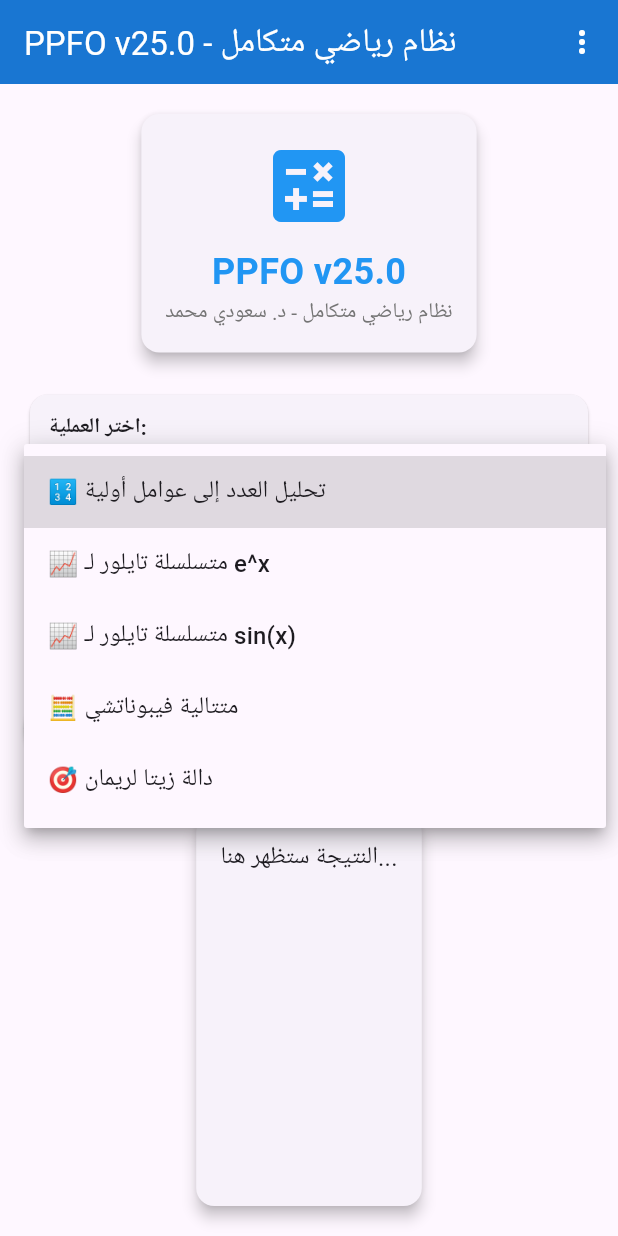
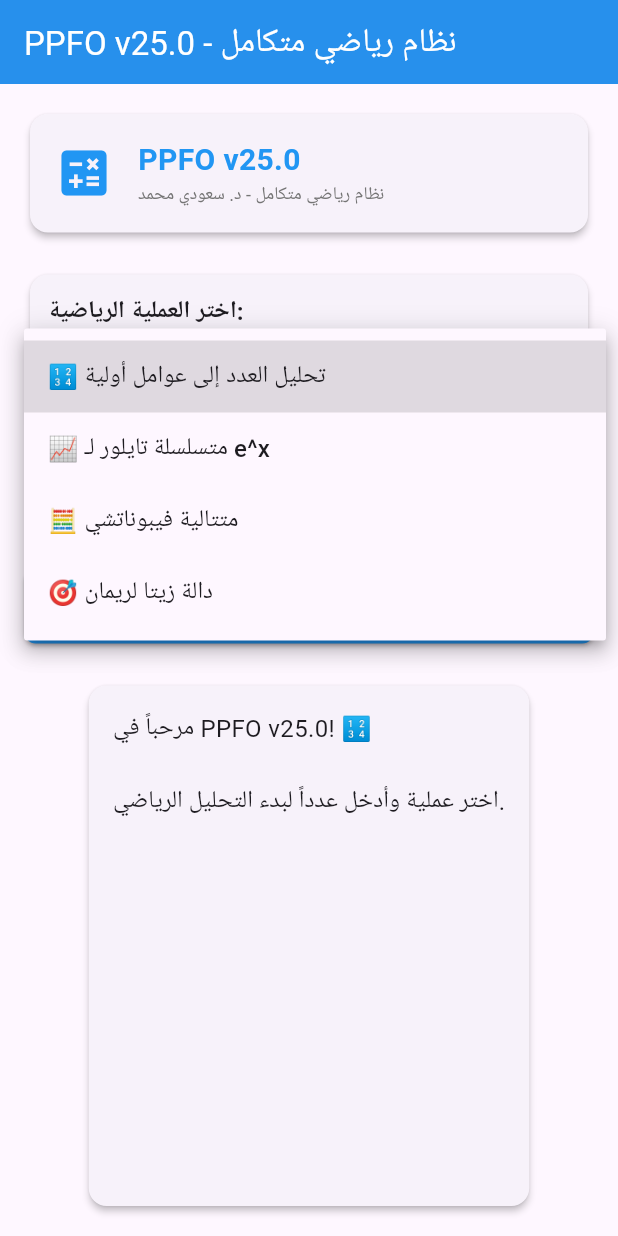
Before and after one commit to setifmohamedsaoudi/Ppfo, a Flutter app: the screen it shows after launch, after a tap on "🔢 تحليل العدد إلى عوامل أولية", on a phone screen of 412 x 824 dp. Run offline on Flutter 3.47's test engine with Material 3 defaults, Android fonts, the phone set to English and light mode, and no system bars.

Commit message:
Update home_screen.dart

```diff
--- a/lib/screens/home_screen.dart
+++ b/lib/screens/home_screen.dart
@@ -11,7 +11,7 @@ class HomeScreen extends StatefulWidget {
 class _HomeScreenState extends State<HomeScreen> {
   final MathEngine mathEngine = MathEngine();
   final TextEditingController _numberController = TextEditingController();
-  String _result = 'النتيجة ستظهر هنا...';
+  String _result = 'مرحباً في PPFO v25.0! 🔢\n\nاختر عملية وأدخل عدداً لبدء التحليل الرياضي.';
   bool _isCalculating = false;
   String _selectedOperation = 'factorize';
 
@@ -20,7 +20,7 @@ class _HomeScreenState extends State<HomeScreen> {
 
     setState(() {
       _isCalculating = true;
-      _result = 'جاري الحساب...';
+      _result = 'جاري الحساب... ⏳';
     });
 
     Future.delayed(const Duration(milliseconds: 100), () {
@@ -31,57 +31,67 @@ class _HomeScreenState extends State<HomeScreen> {
         switch (_selectedOperation) {
           case 'factorize':
             final number = int.tryParse(input) ?? 0;
+            if (number < 2) {
+              result = '❌ الرجاء إدخال عدد أكبر من 1';
+            } else {
               final factors = mathEngine.factorize(number);
               final isPrime = mathEngine.isPrime(number);
               result = '''
-🔢 العدد: $number
-${isPrime ? '✅ أولي' : '🔸 مركب'}
+🔢 **العدد:** $number
+${isPrime ? '✅ **عدد أولي**' : '🔸 **عدد مركب**'}
 
-📊 العوامل الأولية: $factors
+📊 **العوامل الأولية:** $factors
 
-🧮 التحليل: ${mathEngine.getFactorizationString(factors)}
+🧮 **التحليل:** ${mathEngine.getFactorizationString(factors)}
 ''';
+            }
             break;
 
           case 'taylor_exp':
             final x = double.tryParse(input) ?? 0;
             final value = mathEngine.taylorExp(x);
             result = '''
-📈 متسلسلة تايلور لـ e^$x
-القيمة التقريبية: ${value.toStringAsFixed(6)}
-القيمة الحقيقية: ${mathEngine.taylorExp(x, terms: 20).toStringAsFixed(6)}
-''';
-            break;
+📈 **متسلسلة تايلور لـ e^$x**
 
-          case 'taylor_sin':
-            final x = double.tryParse(input) ?? 0;
-            final value = mathEngine.taylorSin(x);
-            result = '''
-📈 متسلسلة تايلور لـ sin($x)
-القيمة التقريبية: ${value.toStringAsFixed(6)}
+**القيمة التقريبية:** ${value.toStringAsFixed(6)}
+**الدقة (10 حدود):** ${mathEngine.taylorExp(x, terms: 10).toStringAsFixed(6)}
+**الدقة (20 حدود):** ${mathEngine.taylorExp(x, terms: 20).toStringAsFixed(6)}
 ''';
             break;
 
           case 'fibonacci':
             final n = int.tryParse(input) ?? 0;
+            if (n < 0) {
+              result = '❌ الرجاء إدخال عدد غير سالب';
+            } else {
               final value = mathEngine.fibonacci(n);
               result = '''
-🧮 متتالية فيبوناتشي
-F($n) = $value
+🧮 **متتالية فيبوناتشي**
+
+**F($n) =** $value
 ''';
+            }
             break;
 
           case 'zeta':
             final s = double.tryParse(input) ?? 2;
+            if (s <= 1) {
+              result = '❌ دالة زيتا غير معرفة لـ s ≤ 1';
+            } else {
               final value = mathEngine.zeta(s);
               result = '''
-🎯 دالة زيتا لريمان
-ζ($s) ≈ ${value.toStringAsFixed(6)}
+🎯 **دالة زيتا لريمان**
+
+**ζ($s) ≈** ${value.toStringAsFixed(6)}
+**الدقة (100 حد):** ${mathEngine.zeta(s, terms: 100).toStringAsFixed(6)}
 ''';
+            }
             break;
         }
 
-        result += '\nتم الحساب بواسطة PPFO v25.0 - د. سعودي محمد';
+        if (!result.contains('❌')) {
+          result += '\n\n---\n*تم الحساب بواسطة PPFO v25.0 - د. سعودي محمد*';
+        }
 
         setState(() {
           _isCalculating = false;
@@ -90,7 +100,7 @@ F($n) = $value
       } catch (e) {
         setState(() {
           _isCalculating = false;
-          _result = '❌ خطأ في الحساب: $e';
+          _result = '❌ **خطأ في الحساب:** $e\n\nالرجاء التحقق من المدخلات والمحاولة مرة أخرى.';
         });
       }
     });
@@ -101,21 +111,9 @@ F($n) = $value
     return Scaffold(
       appBar: AppBar(
         title: const Text('PPFO v25.0 - نظام رياضي متكامل'),
-        backgroundColor: Colors.blue[700],
+        backgroundColor: Colors.blue,
         foregroundColor: Colors.white,
-        actions: [
-          PopupMenuButton<String>(
-            onSelected: (value) {
-              // التنقل بين الشاشات
-            },
-            itemBuilder: (BuildContext context) => [
-              const PopupMenuItem<String>(
-                value: 'about',
-                child: Text('عن التطبيق'),
-              ),
-            ],
-          ),
-        ],
+        elevation: 4,
       ),
       body: Padding(
         padding: const EdgeInsets.all(16.0),
@@ -123,17 +121,21 @@ F($n) = $value
           children: [
             // شعار التطبيق
             Card(
-              elevation: 4,
+              elevation: 2,
               child: Padding(
                 padding: const EdgeInsets.all(16.0),
+                child: Row(
+                  children: [
+                    const Icon(Icons.calculate, size: 40, color: Colors.blue),
+                    const SizedBox(width: 16),
+                    Expanded(
                       child: Column(
+                        crossAxisAlignment: CrossAxisAlignment.start,
                         children: [
-                    const Icon(Icons.calculate, size: 64, color: Colors.blue),
-                    const SizedBox(height: 8),
                           const Text(
                             'PPFO v25.0',
                             style: TextStyle(
-                        fontSize: 24,
+                              fontSize: 20,
                               fontWeight: FontWeight.bold,
                               color: Colors.blue,
                             ),
@@ -141,10 +143,12 @@ F($n) = $value
                           Text(
                             'نظام رياضي متكامل - د. سعودي محمد',
                             style: TextStyle(
-                        fontSize: 14,
+                              fontSize: 12,
                               color: Colors.grey[600],
                             ),
-                      textAlign: TextAlign.center,
+                          ),
+                        ],
+                      ),
                     ),
                   ],
                 ),
@@ -155,14 +159,18 @@ F($n) = $value
 
             // اختيار العملية
             Card(
+              elevation: 2,
               child: Padding(
                 padding: const EdgeInsets.all(12.0),
                 child: Column(
                   crossAxisAlignment: CrossAxisAlignment.start,
                   children: [
                     const Text(
-                      'اختر العملية:',
-                      style: TextStyle(fontWeight: FontWeight.bold),
+                      'اختر العملية الرياضية:',
+                      style: TextStyle(
+                        fontWeight: FontWeight.bold,
+                        fontSize: 16,
+                      ),
                     ),
                     const SizedBox(height: 8),
                     DropdownButton<String>(
@@ -178,10 +186,6 @@ F($n) = $value
                           child: Text('📈 متسلسلة تايلور لـ e^x'),
                         ),
                         DropdownMenuItem(
-                          value: 'taylor_sin',
-                          child: Text('📈 متسلسلة تايلور لـ sin(x)'),
-                        ),
-                        DropdownMenuItem(
                           value: 'fibonacci',
                           child: Text('🧮 متتالية فيبوناتشي'),
                         ),
@@ -193,6 +197,8 @@ F($n) = $value
                       onChanged: (value) {
                         setState(() {
                           _selectedOperation = value!;
+                          _numberController.clear();
+                          _result = 'اختر عملية وأدخل عدداً لبدء التحليل الرياضي.';
                         });
                       },
                     ),
@@ -212,9 +218,16 @@ F($n) = $value
                 border: const OutlineInputBorder(),
                 suffixIcon: IconButton(
                   icon: const Icon(Icons.clear),
-                  onPressed: () => _numberController.clear(),
+                  onPressed: () {
+                    _numberController.clear();
+                    setState(() {
+                      _result = 'اختر عملية وأدخل عدداً لبدء التحليل الرياضي.';
+                    });
+                  },
                 ),
+                prefixIcon: const Icon(Icons.numbers),
               ),
+              onSubmitted: (_) => _performCalculation(),
             ),
 
             const SizedBox(height: 16),
@@ -222,12 +235,15 @@ F($n) = $value
             // زر الحساب
             SizedBox(
               width: double.infinity,
+              height: 50,
               child: ElevatedButton(
                 onPressed: _isCalculating ? null : _performCalculation,
                 style: ElevatedButton.styleFrom(
-                  backgroundColor: Colors.blue[700],
+                  backgroundColor: Colors.blue,
                   foregroundColor: Colors.white,
-                  padding: const EdgeInsets.symmetric(vertical: 16),
+                  shape: RoundedRectangleBorder(
+                    borderRadius: BorderRadius.circular(8),
+                  ),
                 ),
                 child: _isCalculating
                     ? const SizedBox(
@@ -240,7 +256,7 @@ F($n) = $value
                       )
                     : Text(
                         _getButtonText(),
-                        style: const TextStyle(fontSize: 18),
+                        style: const TextStyle(fontSize: 16),
                       ),
               ),
             ),
@@ -250,7 +266,7 @@ F($n) = $value
             // عرض النتائج
             Expanded(
               child: Card(
-                elevation: 4,
+                elevation: 2,
                 child: Padding(
                   padding: const EdgeInsets.all(16.0),
                   child: SingleChildScrollView(
@@ -275,12 +291,11 @@ F($n) = $value
     switch (_selectedOperation) {
       case 'factorize':
       case 'fibonacci':
-        return 'أدخل عدد صحيح';
+        return 'أدخل عدد صحيح موجب';
       case 'taylor_exp':
-      case 'taylor_sin':
-        return 'أدخل قيمة x';
+        return 'أدخل قيمة x (حقيقية)';
       case 'zeta':
-        return 'أدخل قيمة s';
+        return 'أدخل قيمة s (حقيقية, >1)';
       default:
         return 'أدخل القيمة';
     }
@@ -292,8 +307,6 @@ F($n) = $value
         return '🔍 تحليل العدد';
       case 'taylor_exp':
         return '📈 حساب e^x';
-      case 'taylor_sin':
-        return '📈 حساب sin(x)';
       case 'fibonacci':
         return '🧮 حساب فيبوناتشي';
       case 'zeta':
```
Lines whose indentation alone changed are shown as unchanged.
